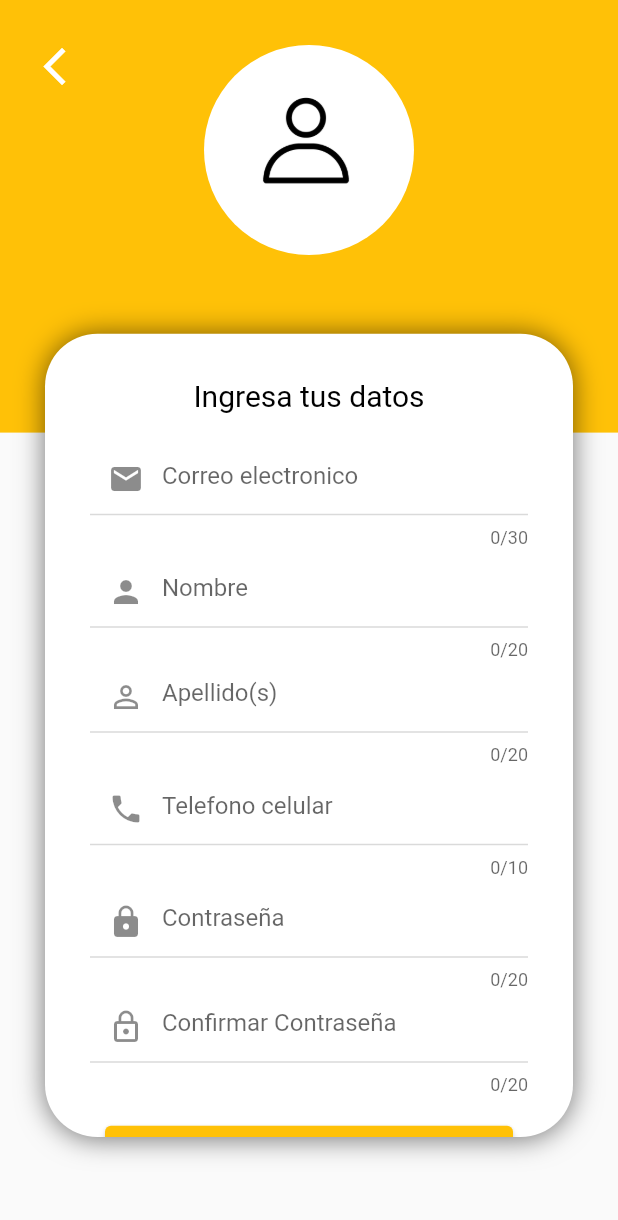
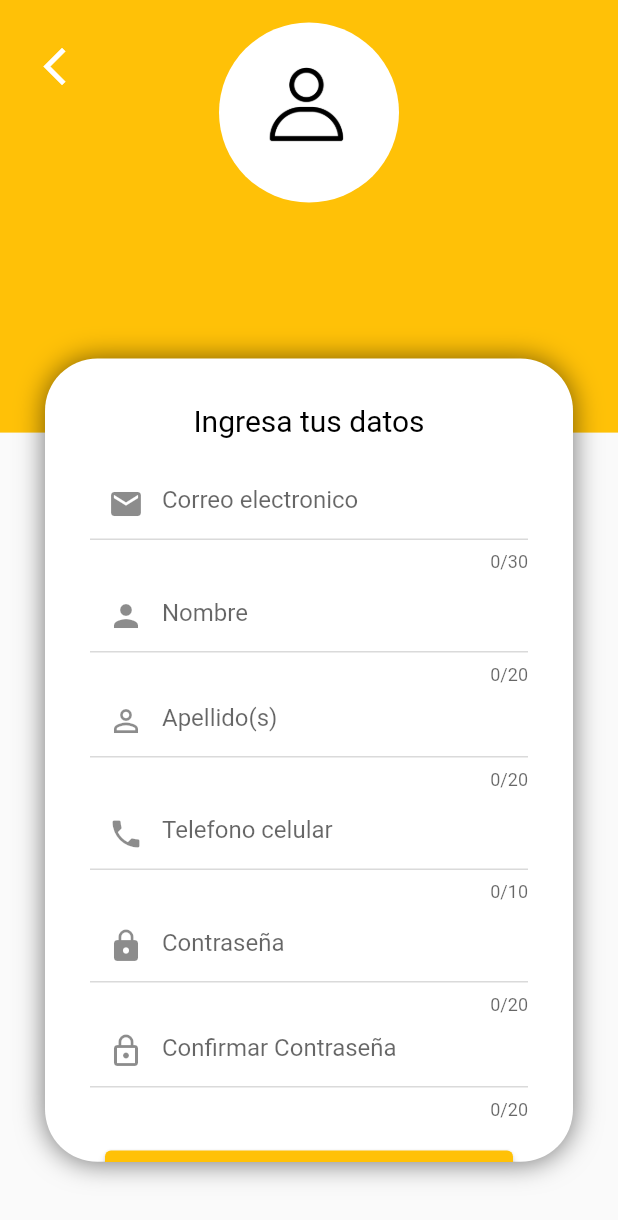
Before and after one commit to Alex-cmd-sudo/appflutter-delivery, a Flutter app: the RegisterPage screen opened by its route, on a phone screen of 412 x 824 dp. Shown: the top 1220 px of the screen. Run offline on Flutter 3.47's test engine with Material 2 defaults, Android fonts, the phone set to English and light mode, and no system bars; our stand-ins replace get, get_storage, image_picker, sn_progress_dialog; accounts and stored records are empty.

```diff
--- a/lib/src/pages/client/profile/info/client_profile_info_page.dart
+++ b/lib/src/pages/client/profile/info/client_profile_info_page.dart
@@ -97,13 +97,13 @@ class ClientProfileInfoPage extends StatelessWidget {
   Widget _imageUser(context){
     return SafeArea(
       child: Container(
-        margin: const EdgeInsets.only(top: 30),
+        margin: const EdgeInsets.only(top: 15),
         alignment: Alignment.topCenter,
         child: CircleAvatar(
           backgroundImage: con.user.value.image != null
               ? NetworkImage(con.user.value.image!)
               : AssetImage('assets/img/user_profile.png') as ImageProvider,
-          radius: 70,
+          radius: 60,
           backgroundColor: Colors.white,
         )
       )
--- a/lib/src/pages/client/profile/info/update/client_profile_update_page.dart
+++ b/lib/src/pages/client/profile/info/update/client_profile_update_page.dart
@@ -141,7 +141,7 @@ class ClientProfileUpdatedPage extends StatelessWidget {
   Widget _imageUser(context){
     return SafeArea(
       child: Container(
-        margin: const EdgeInsets.only(top: 30),
+        margin: const EdgeInsets.only(top: 20),
         alignment: Alignment.topCenter,
         child: GestureDetector(
           onTap: () => con.showAlertDialog(context),
@@ -152,7 +152,7 @@ class ClientProfileUpdatedPage extends StatelessWidget {
                   : con.user.image != null
                     ? NetworkImage(con.user.image!)
                     : AssetImage('assets/img/user_profile.png') as ImageProvider,
-              radius: 70,
+              radius: 60,
               backgroundColor: Colors.white,
             ),
           ),
--- a/lib/src/pages/register/register_page.dart
+++ b/lib/src/pages/register/register_page.dart
@@ -39,7 +39,7 @@ class RegisterPage extends StatelessWidget {
   Widget _boxForm(BuildContext context){
     return Container(
       height: MediaQuery.of(context).size.height * 0.65,
-      margin: EdgeInsets.only(top: MediaQuery.of(context).size.height * 0.27, left: 30, right: 30),
+      margin: EdgeInsets.only(top: MediaQuery.of(context).size.height * 0.29, left: 30, right: 30),
       decoration: const BoxDecoration(
           borderRadius: BorderRadius.all(Radius.circular(35)),
           color: Colors.white,
@@ -191,7 +191,7 @@ class RegisterPage extends StatelessWidget {
   Widget _imageUser(context){
     return SafeArea(
       child: Container(
-        margin: const EdgeInsets.only(top: 30),
+        margin: const EdgeInsets.only(top: 15),
         alignment: Alignment.topCenter,
         child: GestureDetector(
           onTap: () => registerController.showAlertDialog(context),
@@ -200,7 +200,7 @@ class RegisterPage extends StatelessWidget {
             backgroundImage: registerController.imageFile != null
             ? FileImage(registerController.imageFile!)
             : AssetImage('assets/img/user_profile.png') as ImageProvider,
-            radius: 70,
+            radius: 60,
             backgroundColor: Colors.white,
           ),
           ),
```
Also changed, not shown: lib/src/providers/users_provider.dart (+12 -2 lines).
